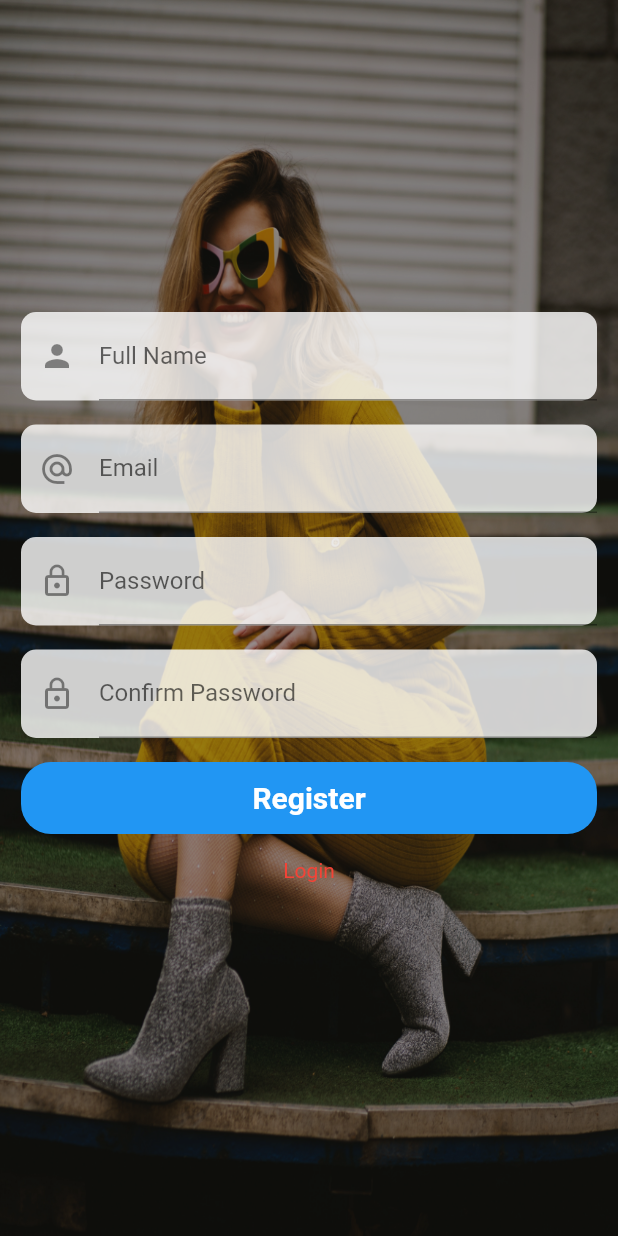
After one commit to Kribas/Ecommerce, a Flutter app: the SignUp screen opened directly, on a phone screen of 412 x 824 dp. The commit adds this screen. Run offline on Flutter 3.47's test engine with Material 2 defaults, Android fonts, the phone set to English and light mode, and no system bars; our stand-ins replace cloud_firestore, firebase_auth, firebase_core, fluttertoast, google_sign_in, shared_preferences; accounts and stored records are empty.

Commit message:
made changes

```diff
--- /dev/null
+++ b/lib/pages/signup.dart
@@ -0,0 +1,207 @@
+import 'package:firebase_auth/firebase_auth.dart';
+import 'package:flutter/material.dart';
+
+class SignUp extends StatefulWidget {
+  @override
+  _SignUpState createState() => _SignUpState();
+}
+
+class _SignUpState extends State<SignUp> {
+
+  final FirebaseAuth firebaseAuth = FirebaseAuth.instance;
+  final _formKey = GlobalKey<FormState>();
+  TextEditingController _emailTextController = TextEditingController();
+  TextEditingController _passwordTextController = TextEditingController();
+  TextEditingController _confirmPasswordController = TextEditingController();
+  TextEditingController _nameTextController = TextEditingController();
+  String gender;
+
+  bool loading = false;
+
+
+  @override
+  Widget build(BuildContext context) {
+    return  Scaffold(
+
+      body: Stack(
+        children: <Widget>[
+          Image.asset('images/backgroundImage.jpg',
+            fit: BoxFit.fill,
+            width: double.infinity,
+            height: double.infinity,
+          ),
+          Container(
+            color: Colors.black.withOpacity(0.4),
+            width: double.infinity,
+            height: double.infinity,
+          ),
+
+          Padding(
+            padding: const EdgeInsets.only(top: 200.0),
+            child: Center(
+              child: Form(
+                  key: _formKey,
+                  child: Column(
+                    children: [
+
+                      Padding(
+                        padding: const EdgeInsets.fromLTRB(14.0,8.0,14.0,8.0),
+                        child: Material(
+                          borderRadius: BorderRadius.circular(10.0),
+                          color: Colors.white.withOpacity(0.8),
+                          elevation: 0.0,
+                          child: Padding(
+                            padding: const EdgeInsets.only(left: 12.0),
+                            child: TextFormField(
+                                decoration: InputDecoration(
+                                  labelText: "Full Name",
+                                  icon: Icon(Icons.person),
+                                ),
+                                keyboardType: TextInputType.text,
+                                controller: _nameTextController,
+                                validator: (value) {
+                                  if(value.isEmpty) {
+                                    return "The name field cannot be empty";
+                                  }
+                                  return null;
+                                }
+                            ),
+                          ),
+                        ),
+                      ),
+
+
+                      Padding(
+                        padding: const EdgeInsets.fromLTRB(14.0,8.0,14.0,8.0),
+                        child: Material(
+                          borderRadius: BorderRadius.circular(10.0),
+                          color: Colors.white.withOpacity(0.8),
+                          elevation: 0.0,
+                          child: Padding(
+                            padding: const EdgeInsets.only(left: 12.0),
+                            child: TextFormField(
+                              decoration: InputDecoration(
+                                labelText: "Email",
+                                icon: Icon(Icons.alternate_email),
+                              ),
+                              keyboardType: TextInputType.emailAddress,
+                              controller: _emailTextController,
+                              validator: (value) => !value.contains('@') ? "Field must contain a valid email" : null,
+                            ),
+                          ),
+                        ),
+                      ),
+
+                      Padding(
+                        padding: const EdgeInsets.fromLTRB(14.0,8.0,14.0,8.0),
+                        child: Material(
+                          borderRadius: BorderRadius.circular(10.0),
+                          color: Colors.white.withOpacity(0.8),
+                          elevation: 0.0,
+                          child: Padding(
+                            padding: const EdgeInsets.only(left: 12.0),
+                            child: TextFormField(
+                                decoration: InputDecoration(
+                                  labelText: "Password",
+                                  icon: Icon(Icons.lock_outline),
+                                ),
+                                keyboardType: TextInputType.emailAddress,
+                                controller: _passwordTextController,
+                                validator: (value) {
+                                  if(value.isEmpty) {
+                                    return "The password field cannot be empty";
+                                  }else if(value.length < 6) {
+                                    return "The password has to be atleast 6 characters long";
+                                  }
+                                  return null;
+                                }
+                            ),
+                          ),
+                        ),
+                      ),
+
+                      Padding(
+                        padding: const EdgeInsets.fromLTRB(14.0,8.0,14.0,8.0),
+                        child: Material(
+                          borderRadius: BorderRadius.circular(10.0),
+                          color: Colors.white.withOpacity(0.8),
+                          elevation: 0.0,
+                          child: Padding(
+                            padding: const EdgeInsets.only(left: 12.0),
+                            child: TextFormField(
+                                decoration: InputDecoration(
+                                  labelText: "Confirm Password",
+                                  icon: Icon(Icons.lock_outline),
+                                ),
+                                keyboardType: TextInputType.emailAddress,
+                                controller: _confirmPasswordController,
+                                validator: (value) {
+                                  if(value.isEmpty) {
+                                    return "The password field cannot be empty";
+                                  }else if(value.length < 6) {
+                                    return "The password has to be atleast 6 characters long";
+                                  }
+                                  return null;
+                                }
+                            ),
+                          ),
+                        ),
+                      ),
+
+                      Padding(
+                        padding: const EdgeInsets.fromLTRB(14.0,8.0,14.0,8.0),
+                        child: Material(
+                            borderRadius: BorderRadius.circular(20.0),
+                            color: Colors.blue,
+                            elevation: 0.0,
+                            child: MaterialButton(
+                              onPressed: () {},
+                              minWidth: MediaQuery.of(context).size.width,
+                              child: Text('Register',
+                                style: TextStyle(
+                                    color: Colors.white,
+                                    fontWeight: FontWeight.bold,
+                                    fontSize: 20.0
+                                ),
+                              ),
+                            )
+                        ),
+                      ),
+
+
+                      Padding(
+                          padding: EdgeInsets.all(8.0),
+                          child: InkWell(
+                            onTap: () {
+                              Navigator.pop(context);
+                            },
+                            child: Text("Login",
+                              textAlign: TextAlign.center,
+                              style: TextStyle(
+                                color: Colors.red
+                            ),),
+                          )
+                      )
+                    ],
+                  )
+              ),
+            ),
+          ),
+          Visibility(
+              visible: loading ?? true,
+              child: Center(
+                child: Container(
+                  alignment: Alignment.center,
+                  color: Colors.white.withOpacity(0.9),
+                  child: CircularProgressIndicator(
+                    valueColor: AlwaysStoppedAnimation<Color>(Colors.red),
+                  ),
+                ),
+              ))
+        ],
+
+      ),
+    );
+
+  }
+}
```
Also changed, not shown: lib/pages/login.dart (+33 -91 lines).
